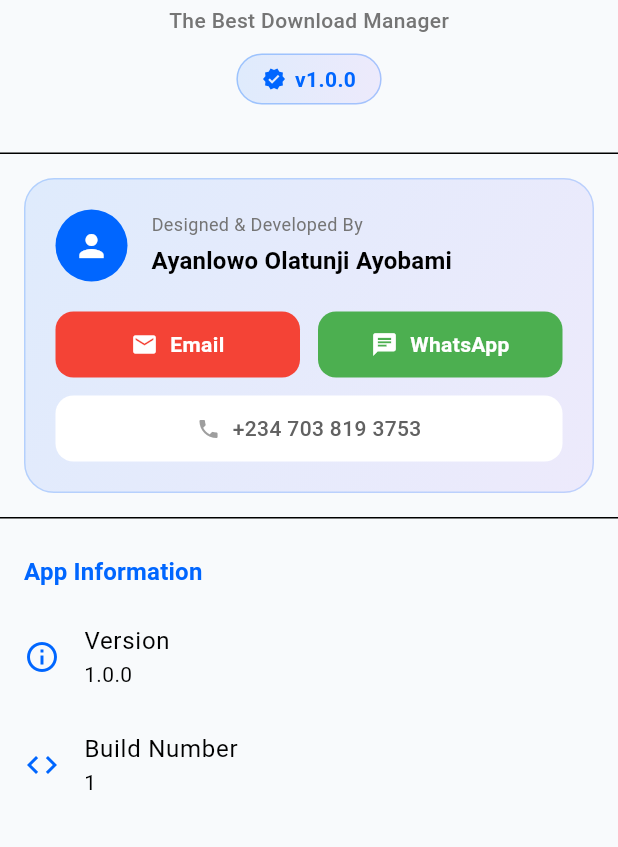
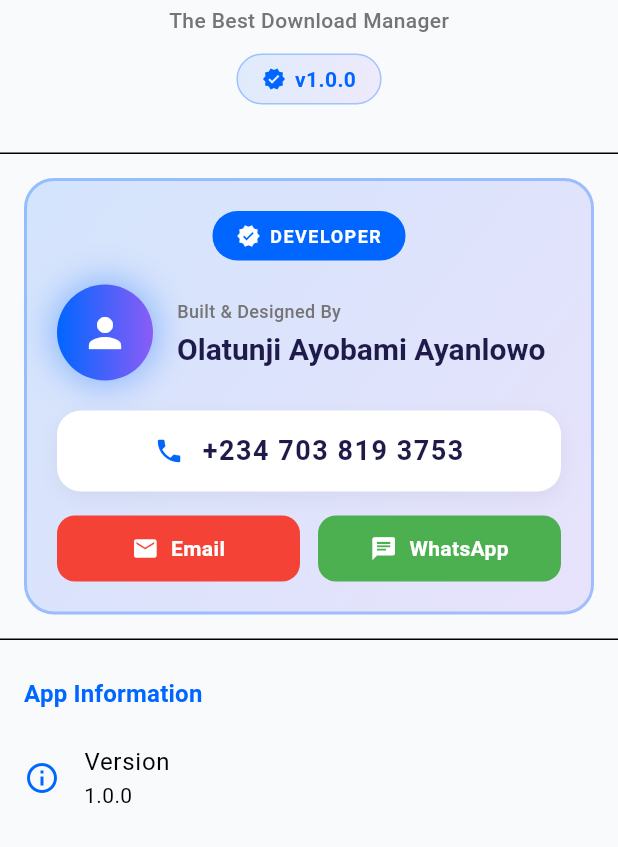
Before and after one commit to teejayfpi/TurboGet, a Flutter app: the AboutScreen screen opened directly, on a phone screen of 412 x 824 dp, the part 389-1236 px from its top. Run offline on Flutter 3.47's test engine with Material 3 defaults, Android fonts, the phone set to English and light mode, and no system bars; our stand-ins replace chewie, connectivity_plus, flutter_riverpod, package_info_plus, share_plus, shared_preferences and 2 more; accounts and stored records are empty; project files that could hold a hidden picture were left out.

Commit message:
Update About screen with prominent developer credit
Built & Designed by Olatunji Ayobami Ayanlowo
Contact: +2347038193753

Enhanced the About page with:
- Prominent developer badge
- Full name displayed prominently
- Phone number highlighted
- WhatsApp and Email contact buttons

All streaming platforms supported (100+)

```diff
--- a/lib/screens/about_screen.dart
+++ b/lib/screens/about_screen.dart
@@ -3,8 +3,11 @@ import 'package:package_info_plus/package_info_plus.dart';
 import 'package:url_launcher/url_launcher.dart';
 import '../services/logger_service.dart';
 
-/// About screen with app info, version, and support links.
-/// Designed by Ayanlowo Olatunji Ayobami
+/// ═══════════════════════════════════════════════════════════════════════════
+/// TURBOGET - Built & Designed by Olatunji Ayobami Ayanlowo
+/// Contact: +2347038193753
+/// ═══════════════════════════════════════════════════════════════════════════
+
 class AboutScreen extends StatefulWidget {
   const AboutScreen({super.key});
 
@@ -52,7 +55,7 @@ class _AboutScreenState extends State<AboutScreen> {
                   _buildHeader(),
                   const Divider(height: 1),
 
-                  // Creator section
+                  // Creator section - PROMINENT
                   _buildCreatorSection(),
                   const Divider(height: 1),
 
@@ -256,29 +259,65 @@ class _AboutScreenState extends State<AboutScreen> {
           begin: Alignment.topLeft,
           end: Alignment.bottomRight,
           colors: [
-            Theme.of(context).colorScheme.primary.withOpacity(0.1),
-            Theme.of(context).colorScheme.secondary.withOpacity(0.1),
+            const Color(0xFF0066FF).withOpacity(0.15),
+            const Color(0xFF8B5CF6).withOpacity(0.15),
           ],
         ),
         borderRadius: BorderRadius.circular(20),
         border: Border.all(
-          color: Theme.of(context).colorScheme.primary.withOpacity(0.2),
+          color: const Color(0xFF0066FF).withOpacity(0.3),
+          width: 2,
         ),
       ),
       child: Column(
         children: [
+          // Developer Badge
+          Container(
+            padding: const EdgeInsets.symmetric(horizontal: 16, vertical: 8),
+            decoration: BoxDecoration(
+              color: const Color(0xFF0066FF),
+              borderRadius: BorderRadius.circular(20),
+            ),
+            child: const Row(
+              mainAxisSize: MainAxisSize.min,
+              children: [
+                Icon(Icons.verified, color: Colors.white, size: 16),
+                SizedBox(width: 6),
+                Text(
+                  'DEVELOPER',
+                  style: TextStyle(
+                    color: Colors.white,
+                    fontWeight: FontWeight.bold,
+                    fontSize: 12,
+                    letterSpacing: 1,
+                  ),
+                ),
+              ],
+            ),
+          ),
+          const SizedBox(height: 16),
+
           Row(
             children: [
               Container(
-                padding: const EdgeInsets.all(12),
+                padding: const EdgeInsets.all(16),
                 decoration: BoxDecoration(
-                  color: Theme.of(context).colorScheme.primary,
+                  gradient: const LinearGradient(
+                    colors: [Color(0xFF0066FF), Color(0xFF8B5CF6)],
+                  ),
                   shape: BoxShape.circle,
+                  boxShadow: [
+                    BoxShadow(
+                      color: const Color(0xFF0066FF).withOpacity(0.4),
+                      blurRadius: 20,
+                      spreadRadius: 2,
+                    ),
+                  ],
                 ),
                 child: const Icon(
                   Icons.person,
                   color: Colors.white,
-                  size: 24,
+                  size: 32,
                 ),
               ),
               const SizedBox(width: 16),
@@ -287,17 +326,19 @@ class _AboutScreenState extends State<AboutScreen> {
                   crossAxisAlignment: CrossAxisAlignment.start,
                   children: [
                     Text(
-                      'Designed & Developed By',
+                      'Built & Designed By',
                       style: TextStyle(
                         color: Colors.grey[600],
                         fontSize: 12,
+                        fontWeight: FontWeight.w500,
                       ),
                     ),
                     const SizedBox(height: 4),
                     Text(
-                      'Ayanlowo Olatunji Ayobami',
-                      style: Theme.of(context).textTheme.titleMedium?.copyWith(
+                      'Olatunji Ayobami Ayanlowo',
+                      style: Theme.of(context).textTheme.titleLarge?.copyWith(
                         fontWeight: FontWeight.bold,
+                        color: const Color(0xFF1E1B4B),
                       ),
                     ),
                   ],
@@ -306,6 +347,40 @@ class _AboutScreenState extends State<AboutScreen> {
             ],
           ),
           const SizedBox(height: 20),
+
+          // Phone Number - Prominent
+          Container(
+            padding: const EdgeInsets.symmetric(horizontal: 20, vertical: 14),
+            decoration: BoxDecoration(
+              color: Colors.white,
+              borderRadius: BorderRadius.circular(16),
+              boxShadow: [
+                BoxShadow(
+                  color: Colors.black.withOpacity(0.05),
+                  blurRadius: 10,
+                  offset: const Offset(0, 4),
+                ),
+              ],
+            ),
+            child: Row(
+              mainAxisAlignment: MainAxisAlignment.center,
+              children: [
+                const Icon(Icons.phone, size: 20, color: Color(0xFF0066FF)),
+                const SizedBox(width: 12),
+                Text(
+                  '+234 703 819 3753',
+                  style: const TextStyle(
+                    color: Color(0xFF1E1B4B),
+                    fontWeight: FontWeight.bold,
+                    fontSize: 18,
+                    letterSpacing: 1,
+                  ),
+                ),
+              ],
+            ),
+          ),
+          const SizedBox(height: 16),
+
           Row(
             children: [
               Expanded(
@@ -326,28 +401,6 @@ class _AboutScreenState extends State<AboutScreen> {
                 ),
               ),
             ],
-          ),
-          const SizedBox(height: 12),
-          Container(
-            padding: const EdgeInsets.symmetric(horizontal: 16, vertical: 12),
-            decoration: BoxDecoration(
-              color: Colors.white,
-              borderRadius: BorderRadius.circular(12),
-            ),
-            child: Row(
-              mainAxisAlignment: MainAxisAlignment.center,
-              children: [
-                const Icon(Icons.phone, size: 16, color: Colors.grey),
-                const SizedBox(width: 8),
-                Text(
-                  '+234 703 819 3753',
-                  style: TextStyle(
-                    color: Colors.grey[700],
-                    fontWeight: FontWeight.w500,
-                  ),
-                ),
-              ],
-            ),
           ),
         ],
       ),
```
